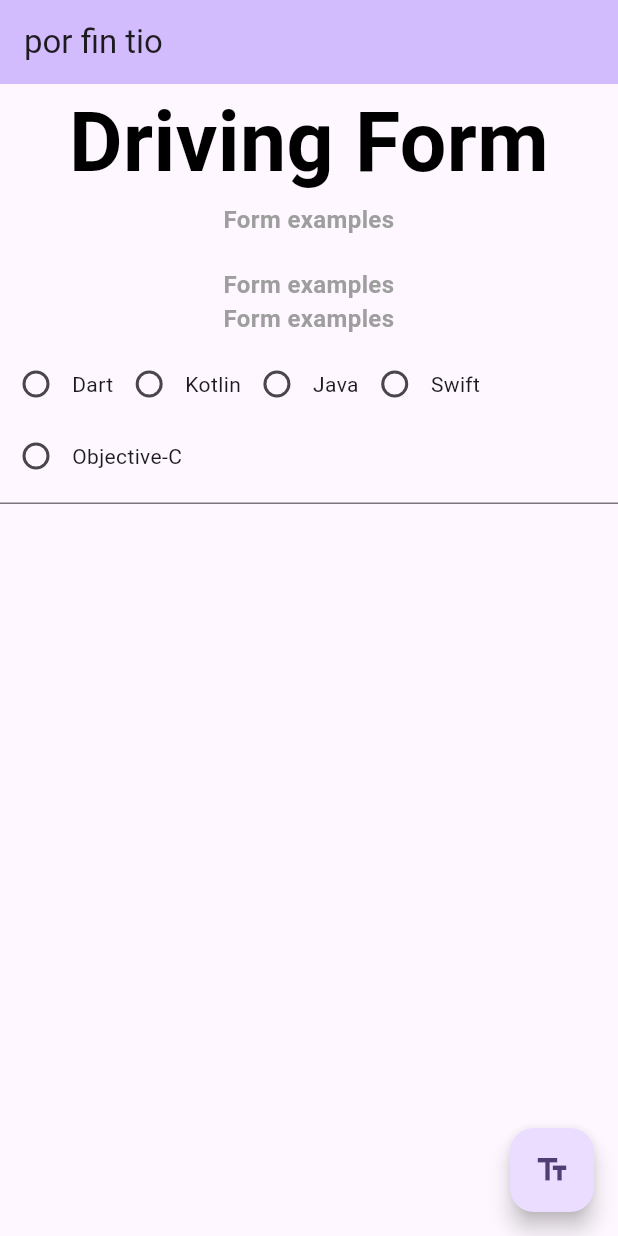
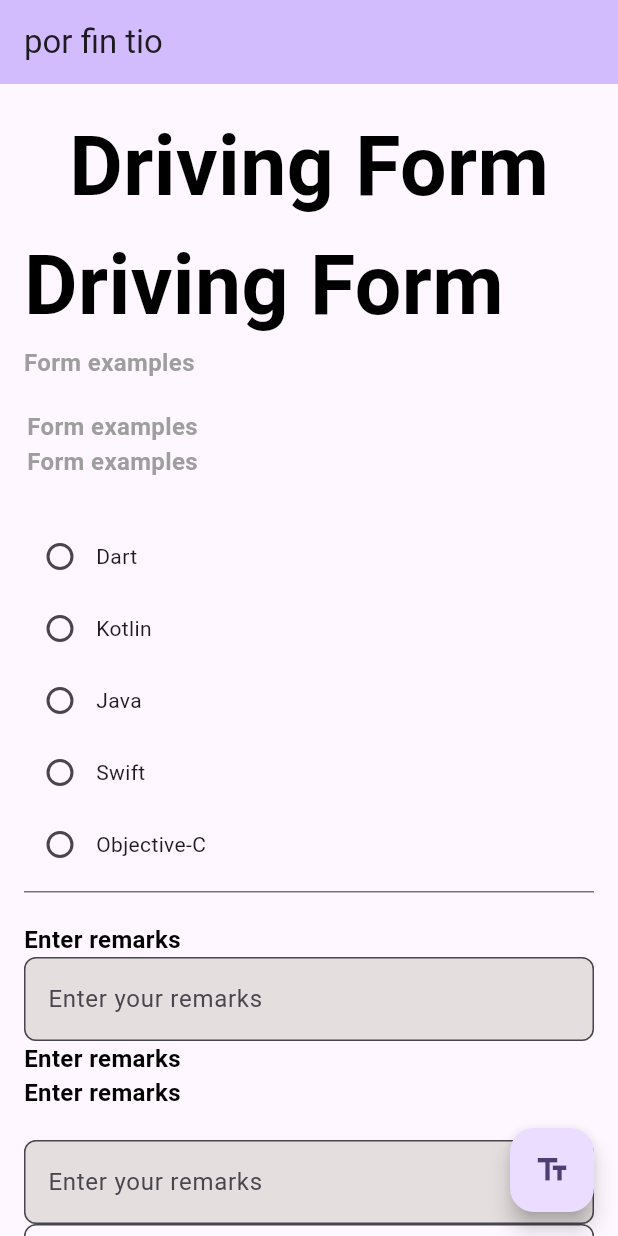
Before and after one commit to RaulMillanMoreno/formulario-a, a Flutter app: the screen it shows after launch, on a phone screen of 412 x 824 dp. Run offline on Flutter 3.47's test engine with Material 3 defaults, Android fonts, the phone set to English and light mode, and no system bars; drawn by our look-alikes of flutter_form_builder; our stand-ins replace form_builder_validators.

Commit message:
pre_propuesta
antes de hacer las modificaciones que el profesor a entregado

```diff
--- a/lib/main.dart
+++ b/lib/main.dart
@@ -1,8 +1,6 @@
 import 'package:flutter/material.dart';
 import 'package:flutter_form_builder/flutter_form_builder.dart';
 import 'package:form_builder_validators/form_builder_validators.dart';
-
-
 void main() => runApp(const MyApp());
 
 class MyApp extends StatelessWidget {
@@ -11,7 +9,7 @@ class MyApp extends StatelessWidget {
   @override
   Widget build(BuildContext context) {
     return MaterialApp(
-      title: 'Recuperar el valor d''un camp de text',
+      title: 'Recuperar el valor d\'un camp de text',
       theme: ThemeData(
         colorScheme: ColorScheme.fromSeed(seedColor: Colors.deepPurple),
         useMaterial3: true,
@@ -31,6 +29,7 @@ class MyCustomForm extends StatefulWidget {
 
 class _MyCustomFormState extends State<MyCustomForm> {
   final myController = TextEditingController();
+  final _formKey = GlobalKey<FormBuilderState>();
   void _onChanged(dynamic val) => debugPrint(val.toString());
 
   @override
@@ -44,55 +43,75 @@ class _MyCustomFormState extends State<MyCustomForm> {
     return Scaffold(
       appBar: AppBar(
         backgroundColor: Theme.of(context).colorScheme.inversePrimary,
-        title:Text(widget.title),
+        title: Text(widget.title),
       ),
-      body: Container(// en esta parte es donde se pone el texto del inicio
+      body: SingleChildScrollView(
+
+        child: Padding(
+          padding: const EdgeInsets.all(16.0),
+          child: FormBuilder(
+            key: _formKey,
             child: Column(
-          children: <Widget>[
-            Text(// estos son los primeros textos y es donde se ponen sus especificaciones.
+              crossAxisAlignment: CrossAxisAlignment.start,
+              children: <Widget>[// en esta parte es donde se pone el texto del inicio
+
+                Center(
+                  child: Text(
                      "Driving Form",
                     style: TextStyle(
                       color: Colors.black,
                       fontSize: 55,
                       fontWeight: FontWeight.bold,
-                fontStyle: FontStyle.normal
+                      fontStyle: FontStyle.normal,
+                    ),
+                  ),
+
+                ),
+
+                Text(
+                  "Driving Form",
+                  style: TextStyle(
+                    color: Colors.black,
+                    fontSize: 55,
+                    fontWeight: FontWeight.bold,
+                    fontStyle: FontStyle.normal,
                   ),
                   textAlign: TextAlign.center,
                 ),
 
-            Text(// estos son los primeros textos y es donde se ponen sus especificaciones.
+
+                Text(
                   "Form examples",
                   style: TextStyle(
                     color: Colors.grey,
                     fontSize: 16,
                     fontWeight: FontWeight.bold,
-                fontStyle: FontStyle.normal
+                    fontStyle: FontStyle.normal,
                   ),
                   textAlign: TextAlign.center,
                 ),
                 const SizedBox(height: 20),
-
-            Text(// estos son los primeros textos y es donde se ponen sus especificaciones.
+                Text( // estos son los primeros textos y es donde se ponen sus especificaciones.
                   "Form examples ",
                   style: TextStyle(
                     color: Colors.grey,
                     fontSize: 16,
                     fontWeight: FontWeight.bold,
-                fontStyle: FontStyle.normal
+                    fontStyle: FontStyle.normal,
                   ),
                   textAlign: TextAlign.center,
                 ),
-
-            Text(// estos son los primeros textos y es donde se ponen sus especificaciones.
+                Text(
                   "Form examples ",
                   style: TextStyle(
                     color: Colors.grey,
                     fontSize: 16,
                     fontWeight: FontWeight.bold,
-                fontStyle: FontStyle.normal
+                    fontStyle: FontStyle.normal,
                   ),
                   textAlign: TextAlign.center,
                 ),
+                const SizedBox(height: 20),
 
                 FormBuilderRadioGroup<String>(
                   initialValue: null,
@@ -100,23 +119,139 @@ class _MyCustomFormState extends State<MyCustomForm> {
                   onChanged: _onChanged,
                   validator: FormBuilderValidators.compose(
                       [FormBuilderValidators.required()]),
-              options: ['Dart', 'Kotlin', 'Java', 'Swift', 'Objective-C']
+                  options: ['Dart','Kotlin','Java','Swift','Objective-C']
                       .map((lang) => FormBuilderFieldOption(
+                            value: lang,
+                            child: Row( // Cambiamos a Row para controlar la disposición
+                              children: [
+                                Text(lang),
+                              ],
+                            ),
+                          ))
+                      .toList(growable: false),
+                  controlAffinity: ControlAffinity.leading, // Cambia a trailing si prefieres que el texto esté a la derecha
+                ),
+                const SizedBox(height: 20),
+
+                Text(
+                  "Enter remarks",
+                  style: TextStyle(
+                    color: Colors.black,
+                    fontSize: 16,
+                    fontWeight: FontWeight.bold,
+                    fontStyle: FontStyle.normal,
+                  ),
+                  textAlign: TextAlign.left,
+                ),
+
+                TextFormField(
+                  decoration: InputDecoration(
+                    hintText: 'Enter your remarks', // Texto de sugerencia dentro del campo
+                    filled: true, // Para llenar el fondo del campo
+                    fillColor: const Color.fromARGB(255, 228, 222, 222), // Color de fondo similar al de la imagen
+                    border: OutlineInputBorder(
+                      borderRadius: BorderRadius.circular(8.0), // Bordes redondeados
+                      borderSide: BorderSide(// no sale el color del borde
+                        color: Colors.red, // Color del borde
+                        width: 1.0, // Grosor del borde
+                      ),
+                    ),
+                  ),
+                ),
+
+                Text(
+                  "Enter remarks",
+                  style: TextStyle(
+                    color: Colors.black,
+                    fontSize: 16,
+                    fontWeight: FontWeight.bold,
+                    fontStyle: FontStyle.normal,
+                  ),
+                  textAlign: TextAlign.left,
+                ),
+
+                Text(
+                  "Enter remarks",
+                  style: TextStyle(
+                    color: Colors.black,
+                    fontSize: 16,
+                    fontWeight: FontWeight.bold,
+                    fontStyle: FontStyle.normal,
+                  ),
+                  textAlign: TextAlign.left,
+                ),
+
+
+                const SizedBox(height: 20),
+
+                // Campo de texto adicional
+                FormBuilderTextField(
+                  name: 'remarks',
+                  decoration: InputDecoration(
+                    hintText: 'Enter your remarks',
+                    filled: true,
+                    fillColor: const Color.fromARGB(255, 228, 222, 222),
+                    border: OutlineInputBorder(
+                      borderRadius: BorderRadius.circular(8.0),
+                      borderSide: const BorderSide(color: Colors.red),
+                    ),
+                  ),
+                ),
+
+                // ComboBox
+                FormBuilderDropdown<String>(
+                  name: 'option_s',
+                  decoration: InputDecoration(
+                    border: OutlineInputBorder(
+                      borderRadius: BorderRadius.circular(8.0),
+                    ),
+                    filled: true,
+                    fillColor: Colors.transparent,
+                  ),
+                  hint: const Text('Select option'),
+                  validator: FormBuilderValidators.compose(
+                    [FormBuilderValidators.required()],
+                  ),
+                  items: ['Dart', 'Kotlin', 'Java', 'Swift', 'Objective-C']
+                      .map((lang) => DropdownMenuItem(
                             value: lang,
                             child: Text(lang),
                           ))
-                  .toList(growable: false),
-              controlAffinity: ControlAffinity.leading,
+                      .toList(),
+                  onChanged: _onChanged,
+                ),
+
+                Text(
+                  "Enter remarks",
+                  style: TextStyle(
+                    color: Colors.black,
+                    fontSize: 16,
+                    fontWeight: FontWeight.bold,
+                    fontStyle: FontStyle.normal,
+                  ),
+                  textAlign: TextAlign.left,
+                ),
+
+                Text(
+                  "Enter remarks",
+                  style: TextStyle(
+                    color: Colors.black,
+                    fontSize: 16,
+                    fontWeight: FontWeight.bold,
+                    fontStyle: FontStyle.normal,
+                  ),
+                  textAlign: TextAlign.left,
+                ),
+              ],
+            ),
+          )
+        )
       ),
 
 
 
 
 
-          ],
-        )
-
-      ),
       floatingActionButton: FloatingActionButton(
         onPressed: () {
           showModalBottomSheet(
@@ -152,5 +287,4 @@ class _MyCustomFormState extends State<MyCustomForm> {
       ),
     );
   }
-
 }
```
Lines whose indentation alone changed are shown as unchanged.
